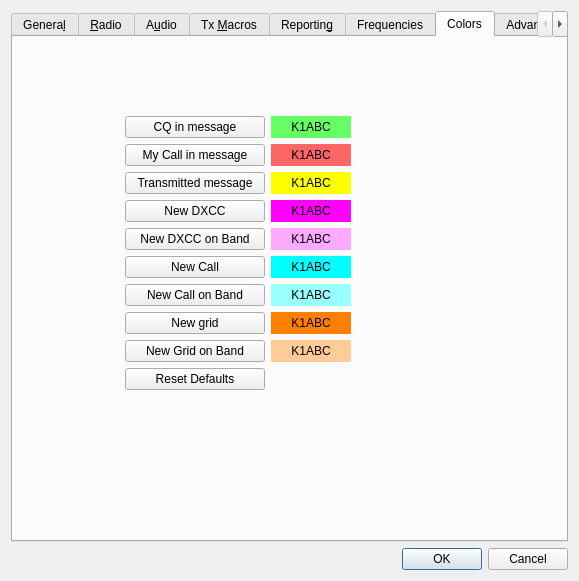
This is Configuration.ui in saitohirga/WSJT-X as Qt 5 draws it before an edit. The edited form follows.
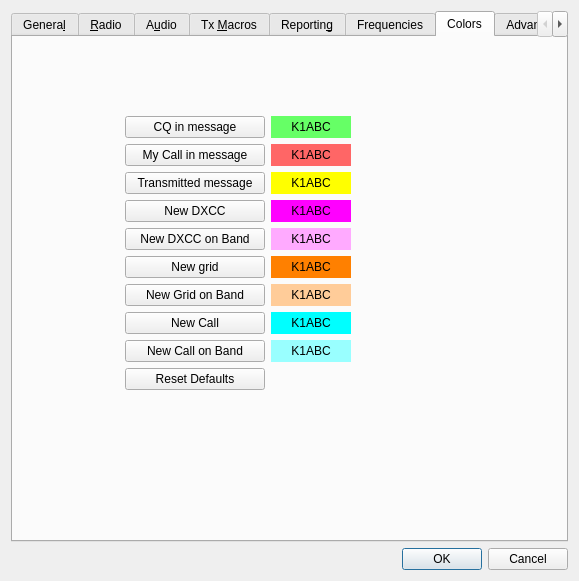
This is the edited form. The open tabs and pages were chosen to show the change.

Commit message: Re-order the displayed colors for New DXCC, etc.

```diff
--- a/Configuration.ui
+++ b/Configuration.ui
@@ -2176,32 +2176,6 @@
       <layout class="QGridLayout" name="gridLayout_5" rowstretch="1,1,2" columnstretch="1,1,2">
        <item row="1" column="1">
         <layout class="QGridLayout" name="gridLayout_13">
-         <item row="6" column="1">
-          <widget class="QLabel" name="labNewCallBand">
-           <property name="styleSheet">
-            <string notr="true">QLabel{background-color: #99ffff}</string>
-           </property>
-           <property name="text">
-            <string notr="true">K1ABC</string>
-           </property>
-           <property name="alignment">
-            <set>Qt::AlignCenter</set>
-           </property>
-          </widget>
-         </item>
-         <item row="7" column="1">
-          <widget class="QLabel" name="labNewGrid">
-           <property name="styleSheet">
-            <string notr="true">QLabel{background-color: #ff8000}</string>
-           </property>
-           <property name="text">
-            <string notr="true">K1ABC</string>
-           </property>
-           <property name="alignment">
-            <set>Qt::AlignCenter</set>
-           </property>
-          </widget>
-         </item>
          <item row="4" column="1">
           <widget class="QLabel" name="labDXCCband">
            <property name="styleSheet">
@@ -2216,19 +2190,6 @@
            </property>
           </widget>
          </item>
-         <item row="8" column="1">
-          <widget class="QLabel" name="labNewGridBand">
-           <property name="styleSheet">
-            <string notr="true">QLabel{background-color: #ffcc99}</string>
-           </property>
-           <property name="text">
-            <string notr="true">K1ABC</string>
-           </property>
-           <property name="alignment">
-            <set>Qt::AlignCenter</set>
-           </property>
-          </widget>
-         </item>
          <item row="4" column="0">
           <widget class="QPushButton" name="pbNewDXCCband">
            <property name="text">
@@ -2236,27 +2197,6 @@
            </property>
           </widget>
          </item>
-         <item row="6" column="0">
-          <widget class="QPushButton" name="pbNewCallBand">
-           <property name="text">
-            <string>New Call on Band</string>
-           </property>
-          </widget>
-         </item>
-         <item row="7" column="0">
-          <widget class="QPushButton" name="pbNewGrid">
-           <property name="text">
-            <string>New grid</string>
-           </property>
-          </widget>
-         </item>
-         <item row="8" column="0">
-          <widget class="QPushButton" name="pbNewGridBand">
-           <property name="text">
-            <string>New Grid on Band</string>
-           </property>
-          </widget>
-         </item>
          <item row="0" column="0">
           <widget class="QPushButton" name="pbCQmsg">
            <property name="minimumSize">
@@ -2385,7 +2325,27 @@
            </property>
           </widget>
          </item>
+         <item row="9" column="0">
+          <widget class="QPushButton" name="pbResetDefaults">
+           <property name="text">
+            <string>Reset Defaults</string>
+           </property>
+          </widget>
+         </item>
          <item row="5" column="1">
+          <widget class="QLabel" name="labNewGrid">
+           <property name="styleSheet">
+            <string notr="true">QLabel{background-color: #ff8000}</string>
+           </property>
+           <property name="text">
+            <string notr="true">K1ABC</string>
+           </property>
+           <property name="alignment">
+            <set>Qt::AlignCenter</set>
+           </property>
+          </widget>
+         </item>
+         <item row="7" column="1">
           <widget class="QLabel" name="labNewCall">
            <property name="minimumSize">
             <size>
@@ -2404,7 +2364,40 @@
            </property>
           </widget>
          </item>
+         <item row="6" column="1">
+          <widget class="QLabel" name="labNewGridBand">
+           <property name="styleSheet">
+            <string notr="true">QLabel{background-color: #ffcc99}</string>
+           </property>
+           <property name="text">
+            <string notr="true">K1ABC</string>
+           </property>
+           <property name="alignment">
+            <set>Qt::AlignCenter</set>
+           </property>
+          </widget>
+         </item>
+         <item row="8" column="1">
+          <widget class="QLabel" name="labNewCallBand">
+           <property name="styleSheet">
+            <string notr="true">QLabel{background-color: #99ffff}</string>
+           </property>
+           <property name="text">
+            <string notr="true">K1ABC</string>
+           </property>
+           <property name="alignment">
+            <set>Qt::AlignCenter</set>
+           </property>
+          </widget>
+         </item>
          <item row="5" column="0">
+          <widget class="QPushButton" name="pbNewGrid">
+           <property name="text">
+            <string>New grid</string>
+           </property>
+          </widget>
+         </item>
+         <item row="7" column="0">
           <widget class="QPushButton" name="pbNewCall">
            <property name="minimumSize">
             <size>
@@ -2417,10 +2410,17 @@
            </property>
           </widget>
          </item>
-         <item row="9" column="0">
-          <widget class="QPushButton" name="pbResetDefaults">
+         <item row="6" column="0">
+          <widget class="QPushButton" name="pbNewGridBand">
            <property name="text">
-            <string>Reset Defaults</string>
+            <string>New Grid on Band</string>
+           </property>
+          </widget>
+         </item>
+         <item row="8" column="0">
+          <widget class="QPushButton" name="pbNewCallBand">
+           <property name="text">
+            <string>New Call on Band</string>
            </property>
           </widget>
          </item>
```
Left out of the diff: 1 changed line with no effect on the pictures. The commit also changes 1 other file.
